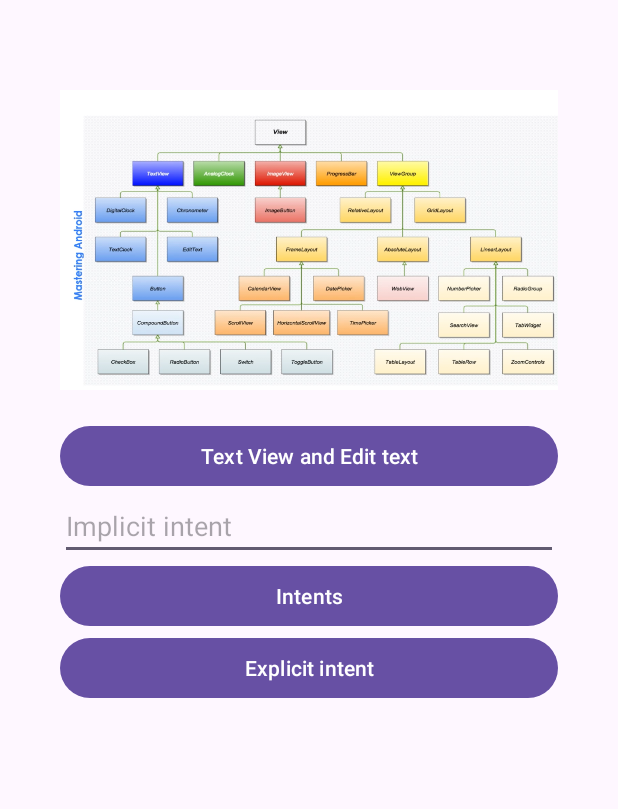
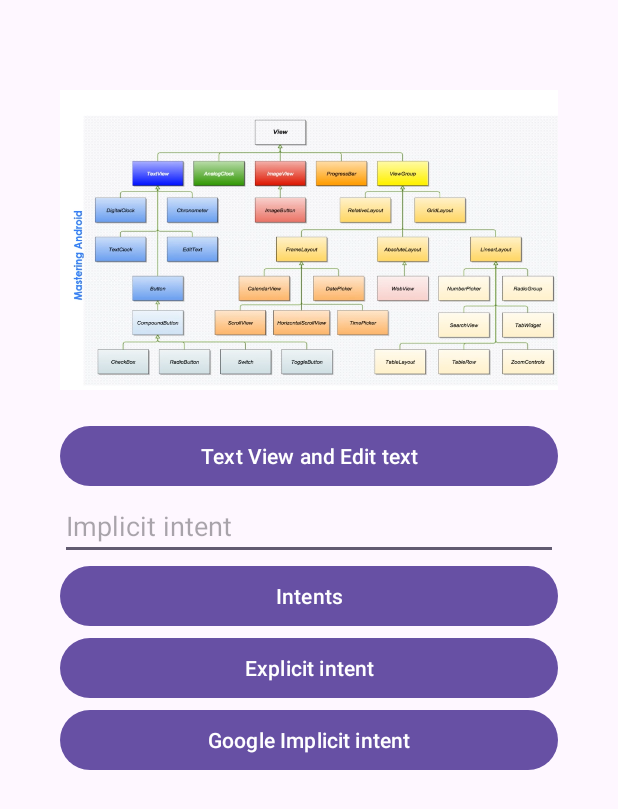
Before and after one commit to rohitbalage/global_android_development_kotlin, an Android app: the uiComponents screen opened directly, with no data from a screen before it, on a phone screen of 412 x 824 dp. Shown: the top 809 px of the screen. Run offline under Robolectric (Android 15) with nearby library versions, the phone set to English and light mode, and no system bars.

Commit message:
added explicit implicit intent

```diff
--- a/app/src/main/AndroidManifest.xml
+++ b/app/src/main/AndroidManifest.xml
@@ -1,6 +1,8 @@
 <?xml version="1.0" encoding="utf-8"?>
 <manifest xmlns:android="http://schemas.android.com/apk/res/android"
     xmlns:tools="http://schemas.android.com/tools">
+
+    <uses-permission android:name="android.permission.INTERNET"></uses-permission>
 
     <application
         android:allowBackup="true"
--- a/app/src/main/java/com/rrbofficial/androiduipracticekotlin/uiComponents.kt
+++ b/app/src/main/java/com/rrbofficial/androiduipracticekotlin/uiComponents.kt
@@ -20,6 +20,12 @@ class uiComponents : AppCompatActivity() {
 
         val edittext : EditText = findViewById(R.id.implicitIntentText)
 
+        val goTogoogleBtn : Button = findViewById(R.id.googleImplicit)
+
+
+
+        // IMPLICIT INTENT
+
         implicitBtn.setOnClickListener()
         {
         // Implicit Intent
@@ -33,6 +39,9 @@ class uiComponents : AppCompatActivity() {
             startActivity(intent)
         }
 
+
+        // EXPLICT  INTENT
+
         explicitBtn.setOnClickListener()
         {
         // Explicit Intent
@@ -43,6 +52,16 @@ class uiComponents : AppCompatActivity() {
             startActivity(i)
 
         }
+
+        // GOOGLE IMPLICIT
+
+        goTogoogleBtn.setOnClickListener()
+        {
+           intent = Intent(Intent.ACTION_VIEW)
+            intent.setData(Uri.parse("https://google.com"))
+            startActivity(intent)
+        }
+
 
     }
 
--- a/app/src/main/res/layout/activity_ui_components.xml
+++ b/app/src/main/res/layout/activity_ui_components.xml
@@ -63,7 +63,13 @@
                 android:id="@+id/explicitBtn"
                 android:layout_width="match_parent"
                 android:layout_height="wrap_content"
-                android:text="Explicit intent" />
+                android:text="@string/explicit_intent" />
+
+            <Button
+                android:id="@+id/googleImplicit"
+                android:layout_width="match_parent"
+                android:layout_height="wrap_content"
+                android:text="@string/google_implicit_intent" />
 
 
         </LinearLayout>
--- a/app/src/main/res/values/strings.xml
+++ b/app/src/main/res/values/strings.xml
@@ -5,4 +5,6 @@
     <string name="viewgroupimage">this is viewgroup in Android</string>
     <string name="intents">Intents</string>
     <string name="text_view_and_edit_text">Text View and Edit text</string>
+    <string name="explicit_intent">Explicit intent</string>
+    <string name="google_implicit_intent">Google Implicit intent</string>
 </resources>
```
